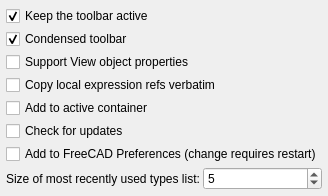
Above: Resources/ui/dynamicdataprefs.ui from mwganson/DynamicData before the change. Below: the same form after it.
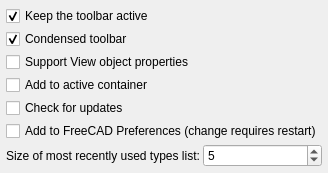
That is the form after the change. Custom widgets are drawn as their Qt base class.

Commit message: dev: something like this, but there is a bug somewhere

```diff
--- a/Resources/ui/dynamicdataprefs.ui
+++ b/Resources/ui/dynamicdataprefs.ui
@@ -86,25 +86,6 @@
      </property>
     </widget>
    </item>
-   <item>
-    <widget class="Gui::PrefCheckBox" name="CopyLocalRefs">
-     <property name="toolTip">
-      <string>If enabled, Dynamic Data will copy local expression refs eg. Length without object name and a dot preceding it.</string>
-     </property>
-     <property name="text">
-      <string>Copy local expression refs verbatim</string>
-     </property>
-     <property name="checked">
-      <bool>false</bool>
-     </property>
-     <property name="prefEntry" stdset="0">
-      <cstring>CopyLocalRefs</cstring>
-     </property>
-     <property name="prefPath" stdset="0">
-      <cstring>Mod/DynamicData</cstring>
-     </property>
-    </widget>
-   </item>
    <item>
     <widget class="Gui::PrefCheckBox" name="AddToActiveContainer">
      <property name="toolTip">
```
The commit also changes 1 other file.
